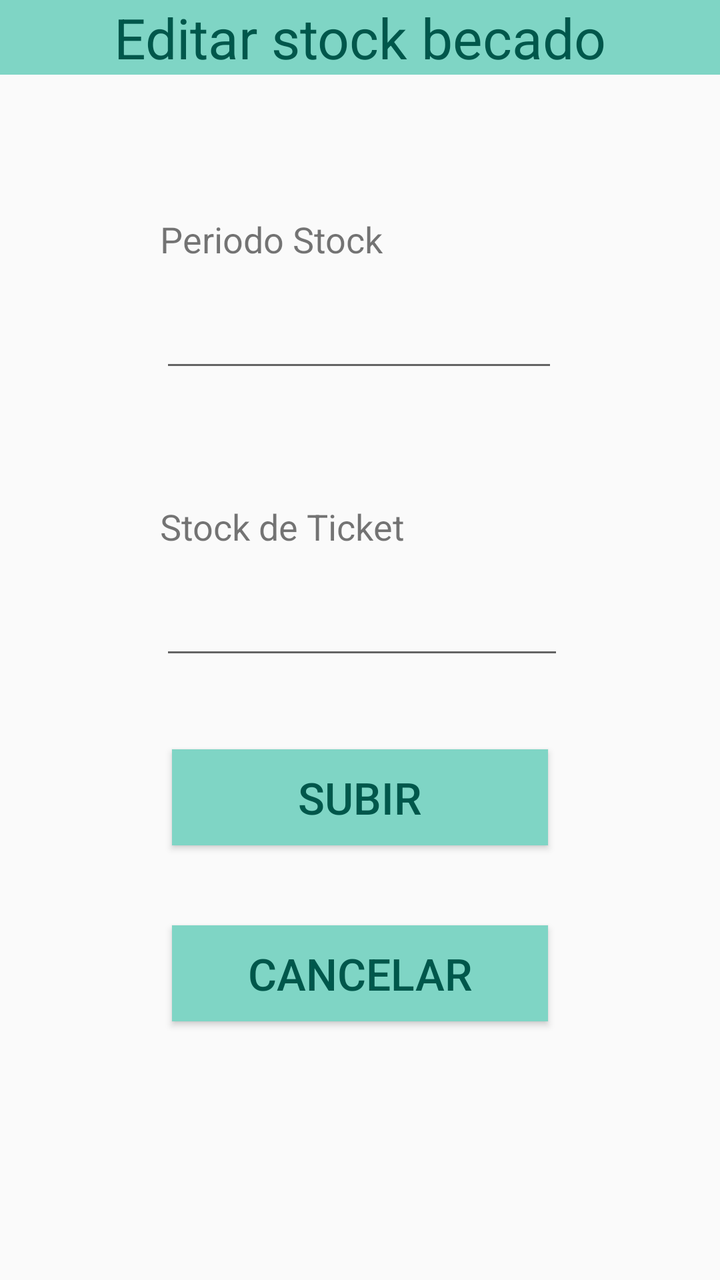
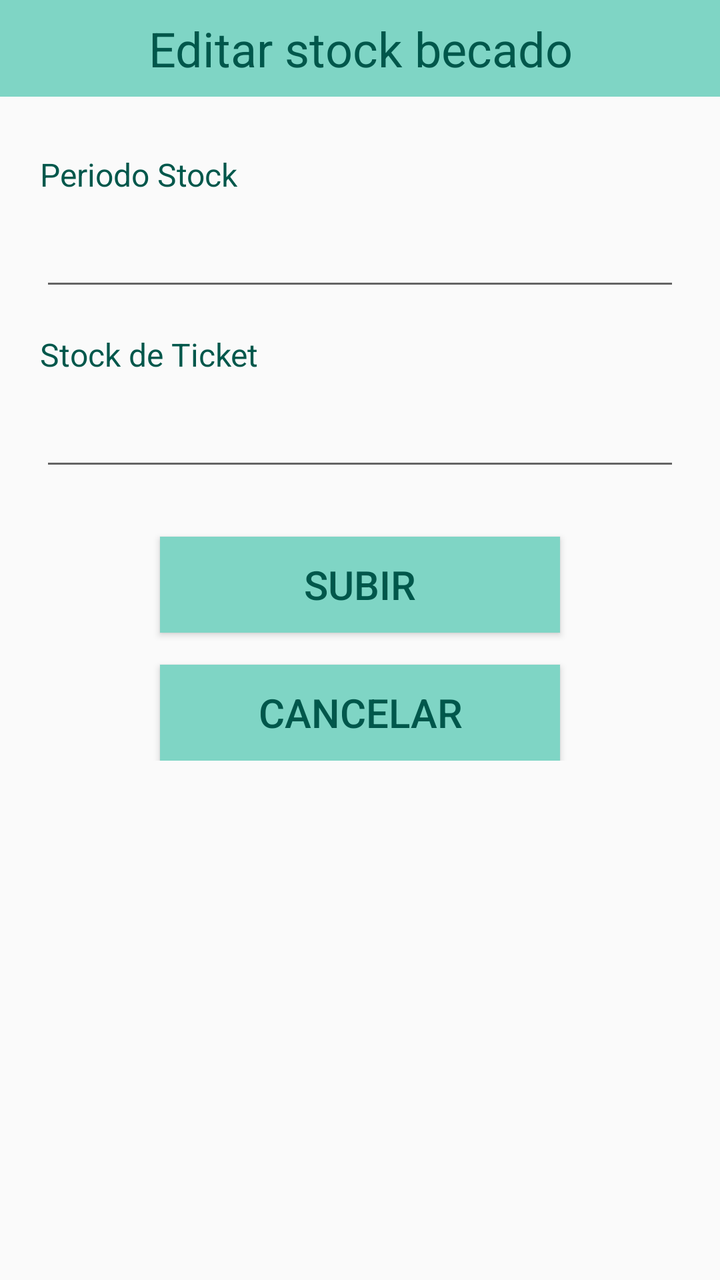

Compare the two renders of this Android layout. The source of the first and the diff that turns it into the second are given below.
<!-- AndroidManifest.xml: application theme AppTheme -->
<!-- res/layout/fragment_fragmento_secretaria_stock_editar.xml -->
<?xml version="1.0" encoding="utf-8"?>
<FrameLayout xmlns:android="http://schemas.android.com/apk/res/android"
    xmlns:tools="http://schemas.android.com/tools"
    android:layout_width="match_parent"
    android:layout_height="match_parent"
    tools:context=".fragmento_secretaria.fragmento_secretaria_stock_editar">

    <LinearLayout
        android:layout_width="match_parent"
        android:orientation="vertical"
        android:layout_height="match_parent">

        <TextView
            android:id="@+id/textView17"
            android:layout_width="414dp"
            android:layout_height="wrap_content"
            android:layout_gravity="center_horizontal"
            android:layout_marginTop="0dp"
            android:background="#7FD5C5"
            android:gravity="center_horizontal"
            android:text="Editar stock becado"
            android:textColor="@color/colorPrimaryDark"
            android:textSize="28sp" />
        <TextView
            android:id="@+id/textView21"
            android:layout_width="wrap_content"
            android:layout_height="wrap_content"
            android:layout_marginLeft="80dp"
            android:layout_marginTop="70dp"
            android:text="Periodo Stock"
            android:textSize="18sp" />

        <EditText
            android:id="@+id/text_perido_stock"
            android:layout_width="199dp"
            android:layout_height="wrap_content"
            android:layout_marginLeft="80dp"
            android:layout_marginTop="10dp"
            android:ems="10"
            android:maxLength="10"
            android:textColor="@android:color/black"
            android:textSize="24sp" />

        <TextView
            android:id="@+id/textView22"
            android:layout_width="wrap_content"
            android:layout_height="wrap_content"
            android:layout_marginLeft="80dp"
            android:layout_marginTop="60dp"
            android:text="Stock de Ticket"
            android:textSize="18sp" />

        <EditText
            android:id="@+id/text_stock"
            android:layout_width="202dp"
            android:layout_height="wrap_content"
            android:layout_marginLeft="80dp"
            android:layout_marginTop="10dp"
            android:ems="10"
            android:gravity="center"
            android:inputType="number"
            android:maxLength="4"
            android:textColor="@android:color/black"
            android:textSize="24sp" />


        <Button
            android:id="@+id/btn_guardar"
            android:layout_width="188dp"
            android:layout_height="wrap_content"
            android:layout_gravity="center_horizontal"
            android:layout_marginTop="40dp"
            android:background="#7FD5C5"
            android:text="Subir"
            android:textColor="@color/colorPrimaryDark"
            android:textSize="22sp" />
        <Button
            android:id="@+id/btn_cancelar"
            android:layout_width="188dp"
            android:layout_height="wrap_content"
            android:layout_gravity="center_horizontal"
            android:layout_marginTop="40dp"
            android:background="#7FD5C5"
            android:text="Cancelar"
            android:textColor="@color/colorPrimaryDark"
            android:textSize="22sp" />

    </LinearLayout>

</FrameLayout>
<!-- resources referenced by this layout -->
<resources>
  <color name="colorPrimaryDark">#00574B</color>
  <style name="AppTheme" parent="Theme.AppCompat.Light.DarkActionBar">
          
          <item name="colorPrimary">@color/colorPrimary</item>
          <item name="colorPrimaryDark">@color/colorPrimaryDark</item>
          <item name="colorAccent">@color/colorAccent</item>
      </style>
  <color name="colorPrimary">#8BD8D0</color>
  <color name="colorAccent">#D81B60</color>
</resources>

<!-- the commit's change to res/layout/fragment_fragmento_secretaria_stock_editar.xml (unified diff, before → after) -->
@@ -1,90 +1,112 @@
 <?xml version="1.0" encoding="utf-8"?>
-<FrameLayout xmlns:android="http://schemas.android.com/apk/res/android"
+<LinearLayout xmlns:android="http://schemas.android.com/apk/res/android"
+    xmlns:app="http://schemas.android.com/apk/res-auto"
     xmlns:tools="http://schemas.android.com/tools"
     android:layout_width="match_parent"
     android:layout_height="match_parent"
+    android:orientation="vertical"
     tools:context=".fragmento_secretaria.fragmento_secretaria_stock_editar">
 
-    <LinearLayout
+    <TextView
+        android:id="@+id/textView17"
         android:layout_width="match_parent"
-        android:orientation="vertical"
-        android:layout_height="match_parent">
+        android:layout_height="wrap_content"
+        android:background="#7FD5C5"
+        android:gravity="center_horizontal"
+        android:paddingVertical="8dp"
+        android:text="Editar stock becado"
+        android:textColor="@color/colorPrimaryDark"
+        android:textSize="@dimen/header_text_size" />
 
-        <TextView
-            android:id="@+id/textView17"
-            android:layout_width="414dp"
+    <ScrollView
+        android:layout_width="match_parent"
+        android:layout_height="0dp"
+        android:layout_weight="1"
+        android:fillViewport="true">
+
+        <androidx.constraintlayout.widget.ConstraintLayout
+            android:layout_width="match_parent"
             android:layout_height="wrap_content"
-            android:layout_gravity="center_horizontal"
-            android:layout_marginTop="0dp"
-            android:background="#7FD5C5"
-            android:gravity="center_horizontal"
-            android:text="Editar stock becado"
-            android:textColor="@color/colorPrimaryDark"
-            android:textSize="28sp" />
-        <TextView
-            android:id="@+id/textView21"
-            android:layout_width="wrap_content"
-            android:layout_height="wrap_content"
-            android:layout_marginLeft="80dp"
-            android:layout_marginTop="70dp"
-            android:text="Periodo Stock"
-            android:textSize="18sp" />
+            android:paddingStart="@dimen/screen_padding_horizontal"
+            android:paddingTop="@dimen/screen_padding_vertical"
+            android:paddingEnd="@dimen/screen_padding_horizontal"
+            android:paddingBottom="@dimen/screen_padding_vertical">
 
-        <EditText
-            android:id="@+id/text_perido_stock"
-            android:layout_width="199dp"
-            android:layout_height="wrap_content"
-            android:layout_marginLeft="80dp"
-            android:layout_marginTop="10dp"
-            android:ems="10"
-            android:maxLength="10"
-            android:textColor="@android:color/black"
-            android:textSize="24sp" />
+            <LinearLayout
+                android:layout_width="0dp"
+                android:layout_height="wrap_content"
+                android:orientation="vertical"
+                app:layout_constraintEnd_toEndOf="parent"
+                app:layout_constraintStart_toStartOf="parent"
+                app:layout_constraintTop_toTopOf="parent"
+                app:layout_constraintWidth_max="@dimen/content_max_width">
 
-        <TextView
-            android:id="@+id/textView22"
-            android:layout_width="wrap_content"
-            android:layout_height="wrap_content"
-            android:layout_marginLeft="80dp"
-            android:layout_marginTop="60dp"
-            android:text="Stock de Ticket"
-            android:textSize="18sp" />
+                <TextView
+                    android:id="@+id/textView21"
+                    android:layout_width="match_parent"
+                    android:layout_height="wrap_content"
+                    android:layout_marginTop="12dp"
+                    android:text="Periodo Stock"
+                    android:textColor="@color/colorPrimaryDark"
+                    android:textSize="@dimen/label_text_size" />
 
-        <EditText
-            android:id="@+id/text_stock"
-            android:layout_width="202dp"
-            android:layout_height="wrap_content"
-            android:layout_marginLeft="80dp"
-            android:layout_marginTop="10dp"
-            android:ems="10"
-            android:gravity="center"
-            android:inputType="number"
-            android:maxLength="4"
-            android:textColor="@android:color/black"
-            android:textSize="24sp" />
+                <EditText
+                    android:id="@+id/text_perido_stock"
+                    android:layout_width="match_parent"
+                    android:layout_height="wrap_content"
+                    android:layout_marginTop="6dp"
+                    android:ems="10"
+                    android:maxLength="10"
+                    android:textColor="@android:color/black"
+                    android:textSize="22sp" />
 
+                <TextView
+                    android:id="@+id/textView22"
+                    android:layout_width="match_parent"
+                    android:layout_height="wrap_content"
+                    android:layout_marginTop="@dimen/form_section_spacing"
+                    android:text="Stock de Ticket"
+                    android:textColor="@color/colorPrimaryDark"
+                    android:textSize="@dimen/label_text_size" />
 
-        <Button
-            android:id="@+id/btn_guardar"
-            android:layout_width="188dp"
-            android:layout_height="wrap_content"
-            android:layout_gravity="center_horizontal"
-            android:layout_marginTop="40dp"
-            android:background="#7FD5C5"
-            android:text="Subir"
-            android:textColor="@color/colorPrimaryDark"
-            android:textSize="22sp" />
-        <Button
-            android:id="@+id/btn_cancelar"
-            android:layout_width="188dp"
-            android:layout_height="wrap_content"
-            android:layout_gravity="center_horizontal"
-            android:layout_marginTop="40dp"
-            android:background="#7FD5C5"
-            android:text="Cancelar"
-            android:textColor="@color/colorPrimaryDark"
-            android:textSize="22sp" />
+                <EditText
+                    android:id="@+id/text_stock"
+                    android:layout_width="match_parent"
+                    android:layout_height="wrap_content"
+                    android:layout_marginTop="6dp"
+                    android:ems="10"
+                    android:gravity="center"
+                    android:inputType="number"
+                    android:maxLength="4"
+                    android:textColor="@android:color/black"
+                    android:textSize="22sp" />
 
-    </LinearLayout>
+                <Button
+                    android:id="@+id/btn_guardar"
+                    android:layout_width="@dimen/button_width"
+                    android:layout_height="wrap_content"
+                    android:layout_gravity="center_horizontal"
+                    android:layout_marginTop="28dp"
+                    android:background="#7FD5C5"
+                    android:text="Subir"
+                    android:textColor="@color/colorPrimaryDark"
+                    android:textSize="20sp" />
 
-</FrameLayout>
+                <Button
+                    android:id="@+id/btn_cancelar"
+                    android:layout_width="@dimen/button_width"
+                    android:layout_height="wrap_content"
+                    android:layout_gravity="center_horizontal"
+                    android:layout_marginTop="16dp"
+                    android:background="#7FD5C5"
+                    android:text="Cancelar"
+                    android:textColor="@color/colorPrimaryDark"
+                    android:textSize="20sp" />
+
+            </LinearLayout>
+
+        </androidx.constraintlayout.widget.ConstraintLayout>
+
+    </ScrollView>
+
+</LinearLayout>
<!-- resource entries referenced after the edit -->
@@ -1,6 +1,13 @@
 <!-- resources referenced by this layout -->
 <resources>
   <color name="colorPrimaryDark">#00574B</color>
+  <dimen name="button_width">200dp</dimen>
+  <dimen name="content_max_width">480dp</dimen>
+  <dimen name="form_section_spacing">16dp</dimen>
+  <dimen name="header_text_size">24sp</dimen>
+  <dimen name="label_text_size">16sp</dimen>
+  <dimen name="screen_padding_horizontal">20dp</dimen>
+  <dimen name="screen_padding_vertical">16dp</dimen>
   <style name="AppTheme" parent="Theme.AppCompat.Light.DarkActionBar">
           
           <item name="colorPrimary">@color/colorPrimary</item>
